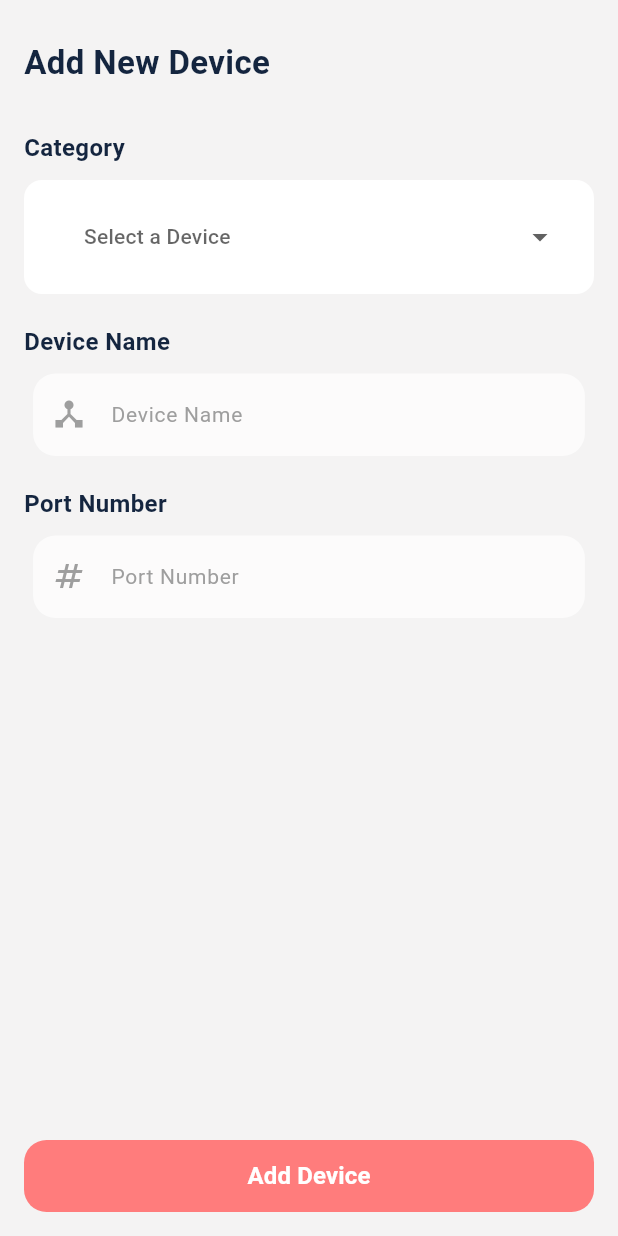
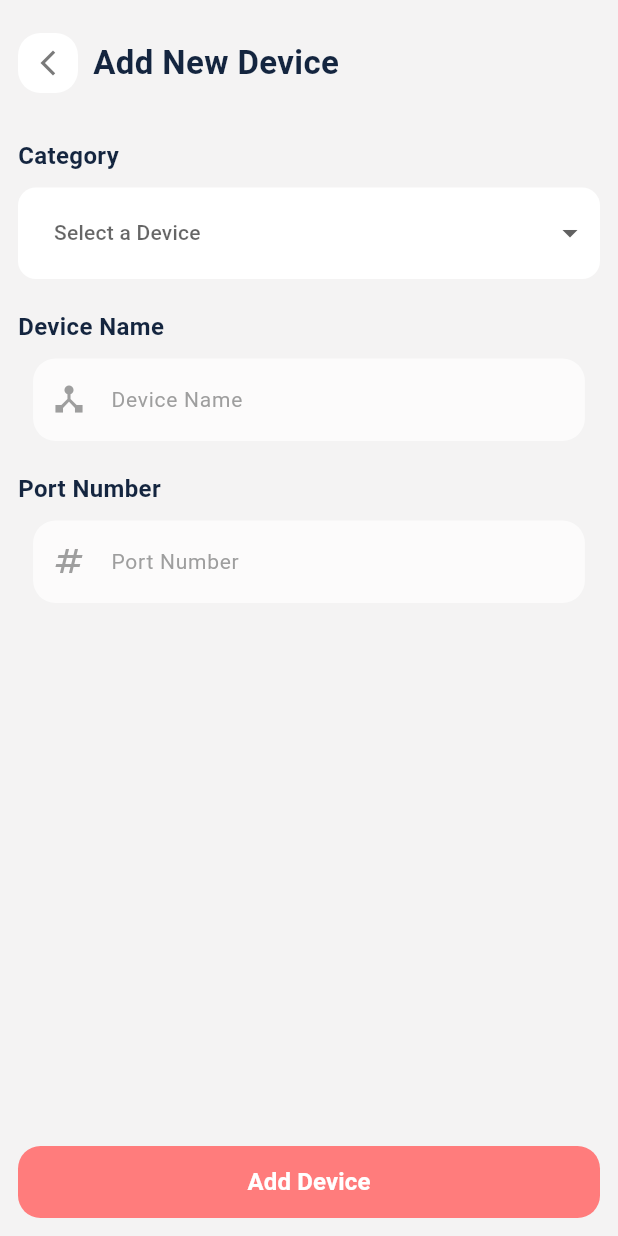
Before and after one commit to ZakariaeAmrani1/SmartHomeAppFlutter, a Flutter app: the Adddevice screen opened directly with empty values, on a phone screen of 412 x 824 dp. Run offline on Flutter 3.47's test engine with Material 3 defaults, Android fonts, the light colour scheme and no system bars; drawn by our look-alikes of dropdown_button2; our stand-ins replace animated_toggle_switch, hive, loading_animation_widget, lottie, sleek_circular_slider, speech_to_text; missing offline and left inert: alert_info, flutter_hsvcolor_picker, popup_card; accounts and stored records are empty.

Commit message:
commit13

```diff
--- a/smarthome/lib/Screens/Device/views/AddDevice.dart
+++ b/smarthome/lib/Screens/Device/views/AddDevice.dart
@@ -45,7 +45,7 @@ class _AdddeviceState extends State<Adddevice> {
         toolbarHeight: 10,
       ),
       body: Padding(
-        padding: const EdgeInsets.all(16.0),
+        padding: const EdgeInsets.all(12.0),
         child: Column(
           mainAxisAlignment: MainAxisAlignment.spaceBetween,
           children: [
@@ -53,6 +53,26 @@ class _AdddeviceState extends State<Adddevice> {
               children: [
                  Row(
                     children: [
+                       GestureDetector(
+                          onTap: () => {
+                            Navigator.pop(context)
+                          },
+                           child: Stack(
+                            alignment: Alignment.center,
+                            children: [
+                              Container(
+                                width: 40,
+                                height: 40,
+                                decoration: BoxDecoration(
+                                  borderRadius: BorderRadius.circular(15),
+                                  color: Theme.of(context).colorScheme.secondary,
+                                ),
+                                child: Icon(Icons.arrow_back_ios_new, color: Theme.of(context).colorScheme.tertiary, size: 20,),
+                              ),
+                            ],
+                                             ),
+                         ),
+                         SizedBox(width: 10,),
                           Text("Add New Device", style: TextStyle(fontSize: 22, fontWeight: FontWeight.bold, color: Theme.of(context).colorScheme.onSurface),),
                     ],
                   ),
@@ -110,7 +130,7 @@ class _AdddeviceState extends State<Adddevice> {
                                   value: item['id'].toString(),
                                   child: Container(
                                     decoration: BoxDecoration(
-                                      color: Color(int.parse(item['color'].replaceFirst('#', '0xFF'))),
+                                      color: Colors.white,
                                       borderRadius: BorderRadius.circular(12),
                                     ),
                                     child: Padding(
@@ -128,7 +148,7 @@ class _AdddeviceState extends State<Adddevice> {
                                                 width: 40,
                                                 height: 40,
                                                 decoration: BoxDecoration(
-                                                  color:  Colors.white,
+                                                  color: Color(int.parse(item['color'].replaceFirst('#', '0xFF'))),
                                                   borderRadius: BorderRadius.circular(10),
                                                 ),
                                                 child: Image(
@@ -144,7 +164,7 @@ class _AdddeviceState extends State<Adddevice> {
                                                 style: TextStyle(
                                                   fontSize: 15,
                                                   color:
-                                                      Colors.white,
+                                                      Theme.of(context).colorScheme.onSurface,
                                                   fontWeight: FontWeight.w600,
                                                 ),
                                               )
@@ -166,8 +186,7 @@ class _AdddeviceState extends State<Adddevice> {
                             );
                           },
                           buttonStyleData: const ButtonStyleData(
-                            padding: EdgeInsets.symmetric(horizontal: 16),
-                            height: 60,
+                            height: 45,
                           ),
                           menuItemStyleData: const MenuItemStyleData(
                             height: 60,
@@ -264,7 +283,7 @@ class _AdddeviceState extends State<Adddevice> {
                           ),
                         ),
                         inputFormatters: [
-                          LengthLimitingTextInputFormatter(16),
+                          LengthLimitingTextInputFormatter(20),
                         ],
                         onChanged: (value) {
                           setState(() {
```
Also changed, not shown: smarthome/lib/Screens/Home/Views/HomeScreen.dart (+64 -12 lines).
